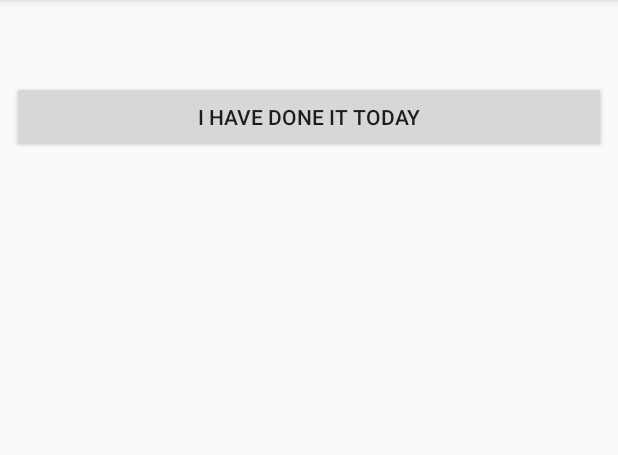
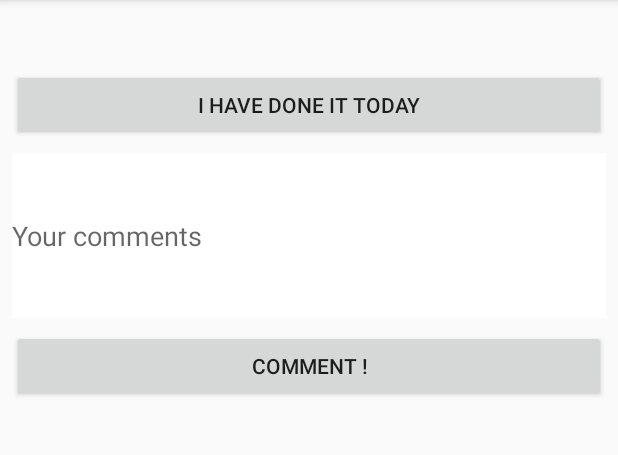
Before and after one commit to alexandre7777/develop-our-potential, an Android app: the KnowledgeDetailActivity screen opened directly, with no data from a screen before it, on a phone screen of 412 x 824 dp, the part 84-539 px from its top. Run offline under Robolectric (Android 15) with nearby library versions, the phone set to English and light mode, and no system bars; our stand-ins replace Room's generated code; libraries missing offline, so code that uses them is left out: android.arch.persistence.

Commit message:
add comments in database

```diff
--- a/app/src/main/java/com/alexandre/potentialgrowth/ui/knowledgedetail/KnowledgeDetailActivity.kt
+++ b/app/src/main/java/com/alexandre/potentialgrowth/ui/knowledgedetail/KnowledgeDetailActivity.kt
@@ -75,6 +75,9 @@ class KnowledgeDetailActivity : AppCompatActivity() {
                 viewModelKnowledge.insertContribution(viewModelKnowledge.learnItem.value?.idLearnItem)
             })
 
+            commentBtn.setOnClickListener({
+                viewModelKnowledge.commentContribution(viewModelKnowledge.learnItem.value?.idLearnItem, commentEd.text.toString())
+            })
         })
 
         viewModelKnowledge.doneItNum.observe(this, Observer<Int> {
--- a/app/src/main/java/com/alexandre/potentialgrowth/ui/knowledgedetail/KnowledgeDetailActivityViewModel.kt
+++ b/app/src/main/java/com/alexandre/potentialgrowth/ui/knowledgedetail/KnowledgeDetailActivityViewModel.kt
@@ -19,4 +19,10 @@ class KnowledgeDetailActivityViewModel(private val learnItemRepo: LearnItemRepo,
             contributionRepo.insert(Contribution(idLearnItem = idLearnItem, idType = 1, time = Date(), result = "", idContribution = 0))
         }
     }
+
+    public fun commentContribution(idLearnItem: Long?, text: String) {
+        if (idLearnItem != null) {
+            contributionRepo.insert(Contribution(idLearnItem = idLearnItem, idType = 2, time = Date(), result = text, idContribution = 0))
+        }
+    }
 }
--- a/app/src/main/res/layout/activity_detail.xml
+++ b/app/src/main/res/layout/activity_detail.xml
@@ -58,6 +58,15 @@
         app:layout_constraintStart_toStartOf="parent"
         app:layout_constraintTop_toBottomOf="@+id/img" />
 
+
+    <android.support.constraint.ConstraintLayout
+        android:id="@+id/doneTodayCL"
+        android:layout_width="match_parent"
+        android:layout_height="wrap_content"
+        app:layout_constraintEnd_toEndOf="parent"
+        app:layout_constraintStart_toStartOf="parent"
+        app:layout_constraintTop_toBottomOf="@+id/description">
+
         <Button
             android:id="@+id/doneBtn"
             android:layout_width="match_parent"
@@ -67,8 +76,7 @@
             android:layout_marginTop="8dp"
             android:text="@string/done_it_today"
             app:layout_constraintEnd_toEndOf="parent"
-        app:layout_constraintStart_toStartOf="parent"
-        app:layout_constraintTop_toBottomOf="@+id/description" />
+            app:layout_constraintStart_toStartOf="parent" />
 
         <TextView
             android:id="@+id/congratulationTxt"
@@ -80,8 +88,36 @@
             android:layout_marginTop="8dp"
             app:layout_constraintEnd_toEndOf="parent"
             app:layout_constraintStart_toStartOf="parent"
-        app:layout_constraintTop_toBottomOf="@+id/description"
             android:visibility="gone"
             android:gravity="center"/>
 
     </android.support.constraint.ConstraintLayout>
+
+    <EditText
+        android:id="@+id/commentEd"
+        android:layout_width="match_parent"
+        android:layout_height="wrap_content"
+        android:layout_marginEnd="8dp"
+        android:layout_marginStart="8dp"
+        android:layout_marginTop="8dp"
+        android:lines="5"
+        app:layout_constraintEnd_toEndOf="parent"
+        app:layout_constraintStart_toStartOf="parent"
+        app:layout_constraintTop_toBottomOf="@+id/doneTodayCL"
+        android:background="@color/white"
+        android:maxLines="5"
+        android:hint="@string/your_comments"/>
+
+    <Button
+        android:id="@+id/commentBtn"
+        android:layout_width="match_parent"
+        android:layout_height="wrap_content"
+        android:layout_marginEnd="8dp"
+        android:layout_marginStart="8dp"
+        android:layout_marginTop="8dp"
+        android:text="@string/comment"
+        app:layout_constraintEnd_toEndOf="parent"
+        app:layout_constraintStart_toStartOf="parent"
+        app:layout_constraintTop_toBottomOf="@+id/commentEd" />
+
+</android.support.constraint.ConstraintLayout>
--- a/app/src/main/res/values/strings.xml
+++ b/app/src/main/res/values/strings.xml
@@ -3,4 +3,6 @@
     <string name="image">image</string>
     <string name="done_it_today">I have done it today</string>
     <string name="congratulation">Congratulation for your work today !</string>
+    <string name="comment">Comment !</string>
+    <string name="your_comments">Your comments</string>
 </resources>
```
Lines whose indentation alone changed are shown as unchanged.
